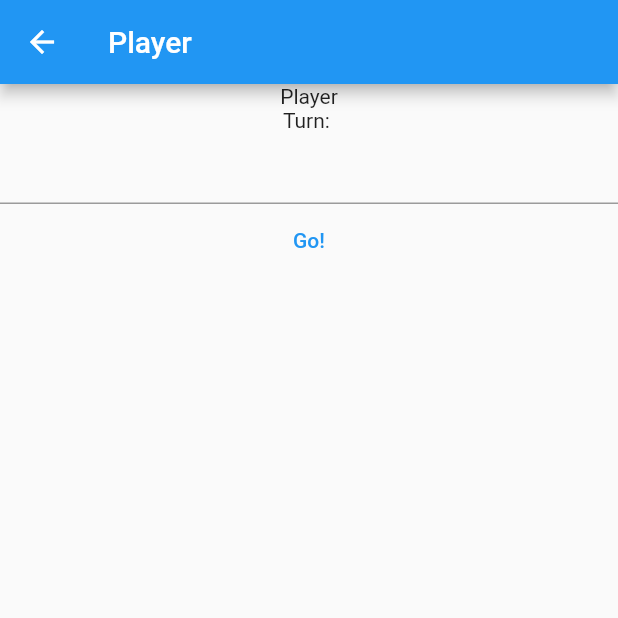
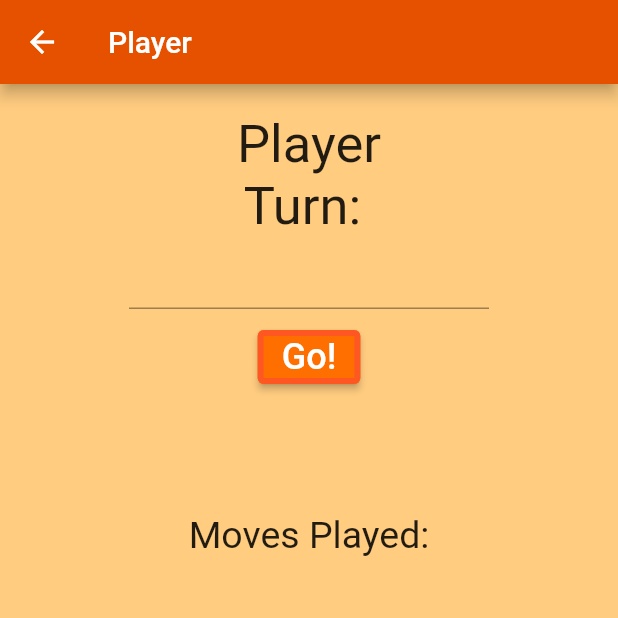
Before and after one commit to christopherlam888/geography-game, a Flutter app: the Player screen opened by its route, on a phone screen of 412 x 824 dp, the top half of it. Run offline on Flutter 3.47's test engine with Material 2 defaults, Android fonts, the phone set to English and light mode, and no system bars.

Commit message:
Add files via upload

```diff
--- a/lib/pages/player.dart
+++ b/lib/pages/player.dart
@@ -8,7 +8,6 @@ class Player extends StatefulWidget {
 }
 
 class _PlayerState extends State<Player> {
-
   bool playerOne = true;
   List<String> playerOneMoves = [];
   List<String> playerTwoMoves = [];
@@ -19,17 +18,64 @@ class _PlayerState extends State<Player> {
   Widget build(BuildContext context) {
     return Scaffold(
       appBar: AppBar(
+        backgroundColor: Colors.orange[900],
         title: const Text("Player"),
       ),
       body: Container(
-        child: Column(
-          children: [
-            const Text("Player"),
-            const Text("Turn: "),
-            TextField(),
-            TextButton(
-                onPressed: () {},
-                child: const Text("Go!")
+        color: Colors.orange[200],
+        child: Row(
+          mainAxisAlignment: MainAxisAlignment.center,
+          children:[
+            Column(
+              children:[
+                Padding(
+                  padding: const EdgeInsets.only(top: 20.0),
+                  child: const Text(
+                    "Player",
+                    style: TextStyle(
+                      fontSize: 35.0,
+                    ),
+                  ),
+                ),
+
+                const Text(
+                  "Turn: ",
+                  style: TextStyle(
+                    fontSize: 35.0,
+                  ),
+                ),
+
+                SizedBox(
+                  width: 240,
+                  child: TextField(),
+                ),
+
+                Padding(
+                  padding: const EdgeInsets.only(top: 8.0),
+                  child: ElevatedButton(
+                      onPressed: () {},
+                      child: const Text(
+                        "Go!",
+                        style: TextStyle(
+                          fontSize: 24.0
+                        ),
+                      ),
+                    style: ElevatedButton.styleFrom(
+                      primary: Colors.amber[900],
+                      side: BorderSide(color: Colors.deepOrange, width: 4),
+                    ),
+                  ),
+                ),
+                Padding(
+                  padding: const EdgeInsets.only(top: 80.0),
+                  child: Text(
+                    "Moves Played:",
+                    style: TextStyle(
+                      fontSize: 25.0,
+                    ),
+                  ),
+                ),
+              ],
             ),
           ],
         ),
```
Also changed, not shown: lib/pages/rules.dart (+57 -1 lines).
